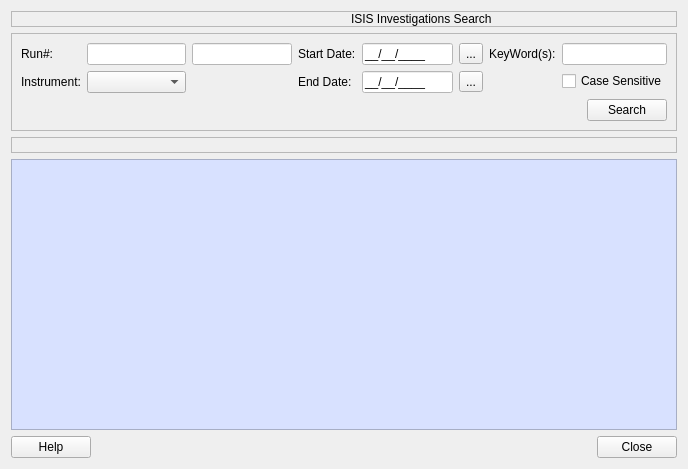
mantidproject/mantid, file Code/qtiplot/MantidQt/MantidWidgets/inc/ICatSearch.ui: the form before one commit.
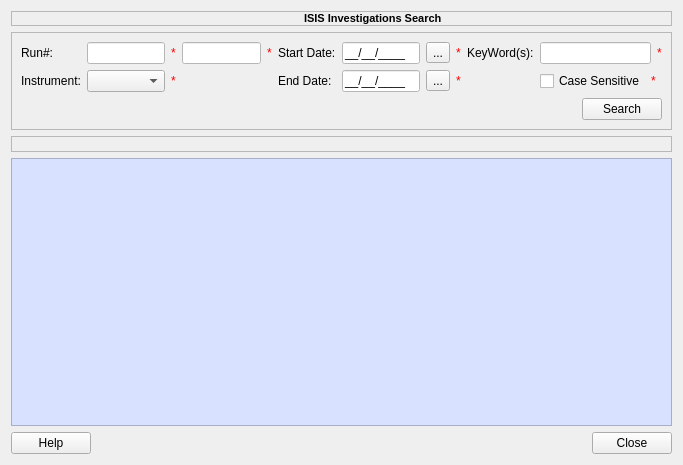
The form after the commit. Icons and pictures are not drawn.

Commit message: re#1550 - validators added for icat search and advanced search dialogs

The edit to the form file:
```diff
--- a/Code/qtiplot/MantidQt/MantidWidgets/inc/ICatSearch.ui
+++ b/Code/qtiplot/MantidQt/MantidWidgets/inc/ICatSearch.ui
@@ -5,8 +5,8 @@
    <rect>
     <x>0</x>
     <y>0</y>
-    <width>688</width>
-    <height>469</height>
+    <width>683</width>
+    <height>465</height>
    </rect>
   </property>
   <property name="windowTitle" >
@@ -22,10 +22,14 @@
       <enum>QFrame::Sunken</enum>
      </property>
      <property name="text" >
-      <string>ISIS Investigations Search</string>
+      <string>&lt;!DOCTYPE HTML PUBLIC "-//W3C//DTD HTML 4.0//EN" "http://www.w3.org/TR/REC-html40/strict.dtd">
+&lt;html>&lt;head>&lt;meta name="qrichtext" content="1" />&lt;style type="text/css">
+p, li { white-space: pre-wrap; }
+&lt;/style>&lt;/head>&lt;body style=" font-family:'MS Shell Dlg 2'; font-size:8.25pt; font-weight:400; font-style:normal;">
+&lt;p style=" margin-top:0px; margin-bottom:0px; margin-left:0px; margin-right:0px; -qt-block-indent:0; text-indent:0px; font-size:8pt;">&lt;span style=" font-weight:600;">ISIS Investigations Search&lt;/span>&lt;/p>&lt;/body>&lt;/html></string>
      </property>
      <property name="indent" >
-      <number>339</number>
+      <number>292</number>
      </property>
     </widget>
    </item>
@@ -40,7 +44,7 @@
      <property name="frameShadow" >
       <enum>QFrame::Sunken</enum>
      </property>
-     <layout class="QGridLayout" name="gridLayout_4" >
+     <layout class="QGridLayout" name="gridLayout_2" >
       <item row="0" column="0" >
        <layout class="QGridLayout" name="gridLayout" >
         <item row="0" column="0" >
@@ -50,6 +54,67 @@
           </property>
          </widget>
         </item>
+        <item row="0" column="2" >
+         <widget class="QLabel" name="StartRun_2" >
+          <property name="styleSheet" >
+           <string notr="true" >color: rgb(255, 0, 0);</string>
+          </property>
+          <property name="text" >
+           <string>*</string>
+          </property>
+         </widget>
+        </item>
+        <item row="0" column="4" >
+         <widget class="QLabel" name="EndRun_2" >
+          <property name="styleSheet" >
+           <string notr="true" >color: rgb(255, 0, 0);</string>
+          </property>
+          <property name="text" >
+           <string>*</string>
+          </property>
+         </widget>
+        </item>
+        <item row="0" column="5" >
+         <widget class="QLabel" name="startdateLabel" >
+          <property name="text" >
+           <string>Start Date:</string>
+          </property>
+         </widget>
+        </item>
+        <item row="0" column="7" >
+         <widget class="QToolButton" name="startdatetoolButton" >
+          <property name="text" >
+           <string>...</string>
+          </property>
+         </widget>
+        </item>
+        <item row="0" column="8" >
+         <widget class="QLabel" name="StartDate_2" >
+          <property name="styleSheet" >
+           <string notr="true" >color: rgb(255, 0, 0);</string>
+          </property>
+          <property name="text" >
+           <string>*</string>
+          </property>
+         </widget>
+        </item>
+        <item row="0" column="9" >
+         <widget class="QLabel" name="keywordsLabel" >
+          <property name="text" >
+           <string>KeyWord(s):</string>
+          </property>
+         </widget>
+        </item>
+        <item row="0" column="12" >
+         <widget class="QLabel" name="Keywords_2" >
+          <property name="styleSheet" >
+           <string notr="true" >color: rgb(255, 0, 0);</string>
+          </property>
+          <property name="text" >
+           <string>*</string>
+          </property>
+         </widget>
+        </item>
         <item row="0" column="1" >
          <widget class="QLineEdit" name="startRunEdit" >
           <property name="toolTip" >
@@ -69,8 +134,8 @@
           </property>
          </widget>
         </item>
-        <item row="0" column="2" >
-         <widget class="QLineEdit" name="endRunEdit" >
+        <item row="0" column="3" >
+         <widget class="QLineEdit" name="EndRun" >
           <property name="toolTip" >
            <string>End Run Number</string>
           </property>
@@ -82,6 +147,29 @@
           </property>
          </widget>
         </item>
+        <item row="0" column="6" >
+         <widget class="QLineEdit" name="StartDate" >
+          <property name="toolTip" >
+           <string>Start Date in DD/MM/YYYY format</string>
+          </property>
+          <property name="styleSheet" >
+           <string notr="true" >background-color: rgb(255, 255, 255);</string>
+          </property>
+          <property name="inputMask" >
+           <string>00/00/0000;_</string>
+          </property>
+          <property name="text" >
+           <string>//</string>
+          </property>
+         </widget>
+        </item>
+        <item row="0" column="10" colspan="2" >
+         <widget class="QLineEdit" name="Keywords" >
+          <property name="styleSheet" >
+           <string notr="true" >background-color: rgb(255, 255, 255);</string>
+          </property>
+         </widget>
+        </item>
         <item row="1" column="0" >
          <widget class="QLabel" name="instrumentLabel" >
           <property name="text" >
@@ -95,53 +183,29 @@
            <string/>
           </property>
           <property name="styleSheet" >
-           <string notr="true" >QComboBox#instrumentBox QListView{background-color: white;background-image: url(ICatComboBackground.png);background-attachment: scroll;}QComboBox#instrumentBox QListView QScrollBar:vertical{background-image: url(:/images/ICatComboVScrollbar.png); background-repeat: repeat-y; width: 17px; height:20px;} </string>
+           <string notr="true" >QComboBox#Instrument QListView{background-color: white;background-image: url(ICatComboBackground.png);background-attachment: scroll;}QComboBox#Instrument QListView QScrollBar:vertical{background-image: url(:/images/ICatComboVScrollbar.png); background-repeat: repeat-y; width: 17px; height:20px;} </string>
           </property>
          </widget>
         </item>
-       </layout>
-      </item>
-      <item row="0" column="1" >
-       <layout class="QGridLayout" name="gridLayout_2" >
-        <item row="0" column="0" >
-         <widget class="QLabel" name="startdateLabel" >
-          <property name="text" >
-           <string>Start Date:</string>
-          </property>
-         </widget>
-        </item>
-        <item row="0" column="1" >
-         <widget class="QLineEdit" name="startdateLineEdit" >
-          <property name="toolTip" >
-           <string>Start Date in DD/MM/YYYY format</string>
-          </property>
+        <item row="1" column="2" >
+         <widget class="QLabel" name="Instrument_2" >
           <property name="styleSheet" >
-           <string notr="true" >background-color: rgb(255, 255, 255);</string>
+           <string notr="true" >color: rgb(255, 0, 0);</string>
           </property>
-          <property name="inputMask" >
-           <string>00/00/0000;_</string>
-          </property>
           <property name="text" >
-           <string>//</string>
+           <string>*</string>
           </property>
          </widget>
         </item>
-        <item row="0" column="2" >
-         <widget class="QToolButton" name="startdatetoolButton" >
-          <property name="text" >
-           <string>...</string>
-          </property>
-         </widget>
-        </item>
-        <item row="1" column="0" >
+        <item row="1" column="5" >
          <widget class="QLabel" name="enddateLabel" >
           <property name="text" >
            <string>End Date:</string>
           </property>
          </widget>
         </item>
-        <item row="1" column="1" >
-         <widget class="QLineEdit" name="enddateLineEdit" >
+        <item row="1" column="6" >
+         <widget class="QLineEdit" name="EndDate" >
           <property name="toolTip" >
            <string>End Date in DD/MM/YYYY format</string>
           </property>
@@ -156,26 +220,25 @@
           </property>
          </widget>
         </item>
-        <item row="1" column="2" >
+        <item row="1" column="7" >
          <widget class="QToolButton" name="enddatetoolButton" >
           <property name="text" >
            <string>...</string>
           </property>
          </widget>
         </item>
-       </layout>
-      </item>
-      <item row="0" column="2" >
-       <layout class="QGridLayout" name="gridLayout_3" >
-        <item row="0" column="1" >
-         <widget class="QLineEdit" name="keywordslineEdit" >
+        <item row="1" column="8" >
+         <widget class="QLabel" name="EndDate_2" >
           <property name="styleSheet" >
-           <string notr="true" >background-color: rgb(255, 255, 255);</string>
+           <string notr="true" >color: rgb(255, 0, 0);</string>
+          </property>
+          <property name="text" >
+           <string>*</string>
           </property>
          </widget>
         </item>
-        <item row="1" column="1" >
-         <widget class="QCheckBox" name="casesensitiveBox" >
+        <item row="1" column="10" >
+         <widget class="QCheckBox" name="CaseSensitive" >
           <property name="toolTip" >
            <string/>
           </property>
@@ -184,16 +247,19 @@
           </property>
          </widget>
         </item>
-        <item row="0" column="0" >
-         <widget class="QLabel" name="keywordsLabel" >
+        <item row="1" column="11" colspan="2" >
+         <widget class="QLabel" name="CaseSensitive_2" >
+          <property name="styleSheet" >
+           <string notr="true" >color: rgb(255, 0, 0);</string>
+          </property>
           <property name="text" >
-           <string>KeyWord(s):</string>
+           <string>*</string>
           </property>
          </widget>
         </item>
        </layout>
       </item>
-      <item row="1" column="0" colspan="3" >
+      <item row="1" column="0" >
        <layout class="QHBoxLayout" name="horizontalLayout_2" >
         <item>
          <spacer name="horizontalSpacer" >
@@ -202,7 +268,7 @@
           </property>
           <property name="sizeHint" stdset="0" >
            <size>
-            <width>598</width>
+            <width>582</width>
             <height>20</height>
            </size>
           </property>
```
Left out of the diff: 4 changed lines with no effect on the pictures. The commit also changes 6 other files.
